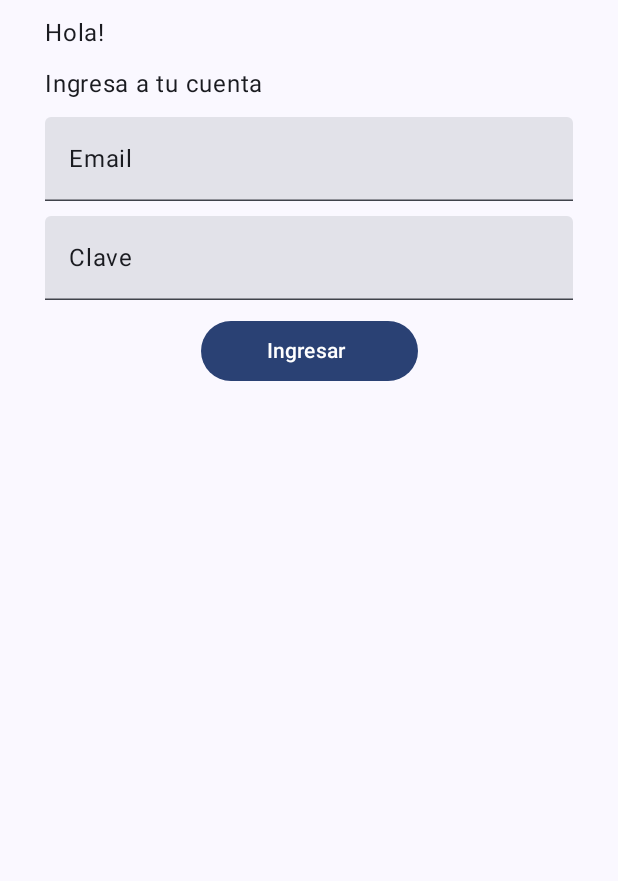
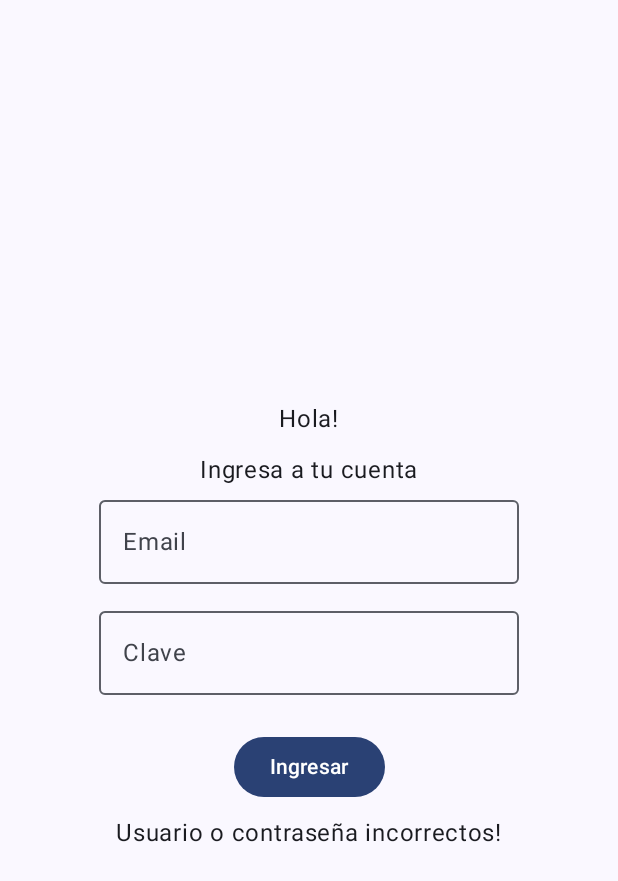
Before and after one commit to martindevas/Parcial-1, an Android app built with Jetpack Compose: the screen it shows after launch (MainActivity), after a tap on "Ingresar", on a phone screen of 412 x 824 dp. Shown: the top 881 px of the screen. Run offline under Robolectric (Android 15) with nearby library versions, the phone set to English and light mode, and no system bars.

Commit message:
Amplio pantallas y hago funcionar la navegacion

```diff
--- a/app/src/main/java/com/example/parcial1/MainPage.kt
+++ b/app/src/main/java/com/example/parcial1/MainPage.kt
@@ -1,16 +1,22 @@
 package com.example.parcial1
+import androidx.compose.foundation.layout.Arrangement
 import androidx.compose.foundation.layout.Column
 import androidx.compose.foundation.layout.Row
-import androidx.compose.foundation.layout.fillMaxWidth
+import androidx.compose.foundation.layout.fillMaxSize
 import androidx.compose.foundation.layout.padding
 import androidx.compose.material3.Button
+import androidx.compose.material3.OutlinedTextField
+import androidx.compose.material3.Scaffold
 import androidx.compose.material3.Text
-import androidx.compose.material3.TextField
 import androidx.compose.runtime.Composable
+import androidx.compose.runtime.mutableStateOf
+import androidx.compose.runtime.remember
 import androidx.compose.ui.Alignment
 import androidx.compose.ui.Modifier
+import androidx.compose.ui.text.input.PasswordVisualTransformation
 import androidx.compose.ui.tooling.preview.Preview
 import androidx.compose.ui.unit.dp
+import androidx.navigation.NavHostController
 import androidx.navigation.compose.NavHost
 import androidx.navigation.compose.composable
 import androidx.navigation.compose.rememberNavController
@@ -18,7 +24,56 @@ import com.example.parcial1.ui.theme.Parcial1Theme
 
 @Composable
 fun MainPage(modifier: Modifier = Modifier) {
-    Column(modifier.padding(horizontal = 30.dp)) {
+    val navHostController = rememberNavController()
+    Scaffold(
+        modifier = Modifier
+    ) {
+        MainNavHost(
+            modifier = Modifier.padding(it),
+            navHostController = navHostController,
+        )
+    }
+}
+
+@Composable
+fun MainNavHost(
+    modifier: Modifier = Modifier,
+    navHostController: NavHostController,
+) {
+    NavHost(
+        modifier = modifier,
+        navController = navHostController,
+        startDestination = "login"
+    ) {
+        composable("login") {
+            Ingreso(navHostController, modifier = modifier)
+        }
+        composable("home") {
+            ContraseñaCorrecta(
+                usuario = "Pedro Pe"
+            )
+        }
+    }
+}
+fun VerificacionUsuario(usuario: String, contraseña: String): Boolean {
+    val usuarioAValidar = "pedro@pe.com.ar"
+    val contraseñaAValidar = "abc123"
+    return usuario == usuarioAValidar && contraseña == contraseñaAValidar
+}
+
+@Composable
+fun Ingreso(
+    navHostController: NavHostController,
+    modifier: Modifier = Modifier
+){
+    val usuarioIngresado = remember { mutableStateOf("") }
+    val contraseñaIngresada = remember { mutableStateOf("") }
+    val error = remember { mutableStateOf(false) }
+    Column(
+        modifier = Modifier.fillMaxSize(),
+        verticalArrangement = Arrangement.Center,
+        horizontalAlignment = Alignment.CenterHorizontally
+    ){
         Text(
             text = "Hola!",
             modifier = modifier.padding(vertical = 10.dp)
@@ -29,24 +84,38 @@ fun MainPage(modifier: Modifier = Modifier) {
                 modifier = modifier
             )
         }
-        TextField(
-            value = "Email", onValueChange = {}, modifier = modifier
-                .padding(top = 10.dp)
-                .fillMaxWidth()
+        OutlinedTextField(
+            value = usuarioIngresado.value,
+            onValueChange = { usuarioIngresado.value = it },
+            label = { Text("Email") },
+            modifier = Modifier.padding(bottom = 10.dp)
         )
-        TextField(
-            value = "Clave", onValueChange = {}, modifier = modifier
-                .padding(top = 10.dp)
-                .fillMaxWidth()
+        OutlinedTextField(
+            value = contraseñaIngresada.value,
+            onValueChange = { contraseñaIngresada.value = it },
+            label = { Text("Clave") },
+            visualTransformation = PasswordVisualTransformation(),
+            modifier = Modifier.padding(bottom = 8.dp)
         )
         Button(
-            onClick = { }, modifier = modifier
-                .align(Alignment.CenterHorizontally)
-                .padding(10.dp)
+            onClick = {
+                val usuario = usuarioIngresado.value
+                val contraseña = contraseñaIngresada.value
+                if (VerificacionUsuario(usuario, contraseña)) {
+                    error.value = false
+                    navHostController.navigate("home")
+                } else {
+                    error.value = true
+                }
+            },
+            modifier = Modifier.padding(top = 16.dp)
         ) {
+            Text("Ingresar")
+        }
+        if (error.value) {
             Text(
-                text = "Ingresar ",
-                modifier = modifier.padding(horizontal = 20.dp)
+                text = "Usuario o contraseña incorrectos!",
+                modifier = Modifier.padding(top = 8.dp)
             )
         }
     }
```
Also changed, not shown: app/src/main/java/com/example/parcial1/ContraseñaCorrecta.kt (+31 -14 lines).
